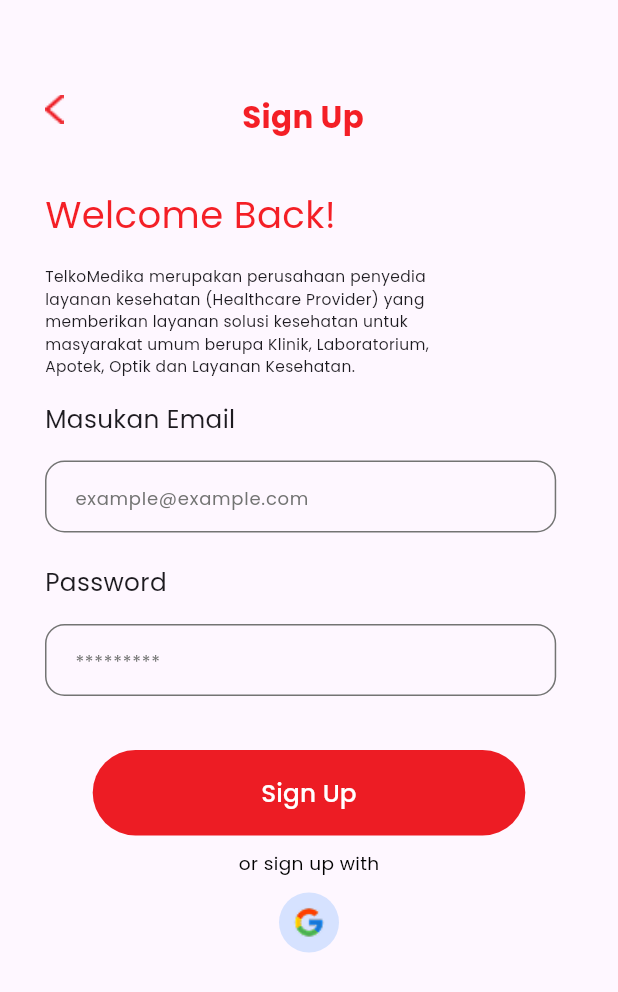
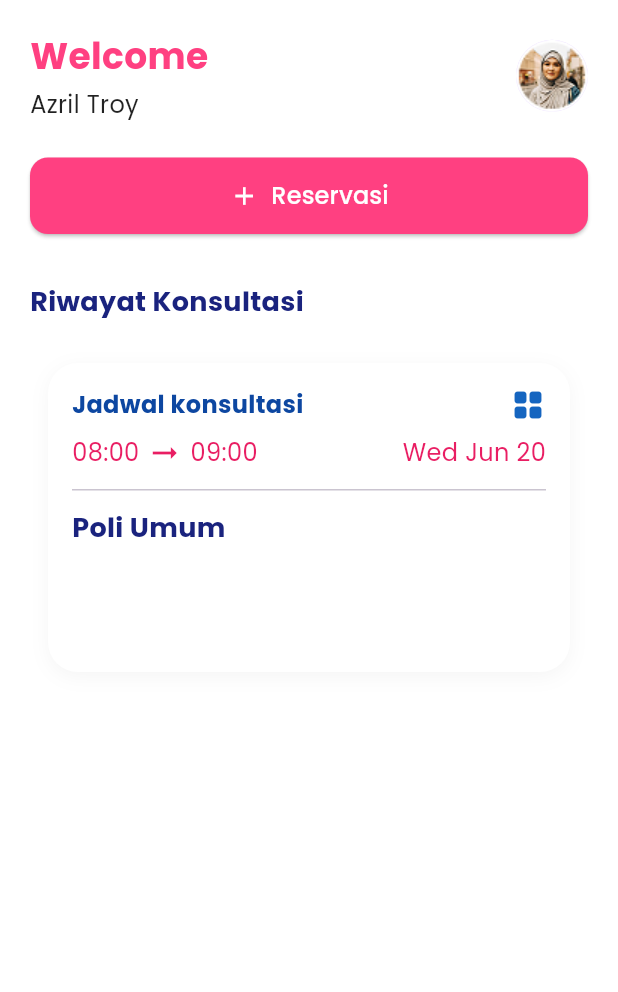
Before and after one commit to Rayazka/TelkomedikaApp, a Flutter app: the LoginPage screen opened directly, after a tap on "Log In", on a phone screen of 412 x 824 dp. Shown: the top 992 px of the screen. Run offline on Flutter 3.47's test engine with Material 3 defaults, Android fonts, the phone set to English and light mode, and no system bars; our stand-ins replace firebase_core; accounts and stored records are empty.

Commit message:
reservasi & riwayat & home

```diff
--- a/lib/app/modules/auth/views/login_page_views.dart
+++ b/lib/app/modules/auth/views/login_page_views.dart
@@ -4,6 +4,7 @@ import 'package:flutter/services.dart';
 import 'signup_page_views.dart';
 import 'package:telkomedika_app/app/modules/get_started/views/get_start_page.dart';
 import 'package:telkomedika_app/app/widgets/button_widget.dart';
+import 'package:telkomedika_app/app/modules/home/views/home_page_views.dart';
 
 class LoginPage extends StatelessWidget {
   const LoginPage({super.key});
@@ -191,8 +192,7 @@ class LoginPage extends StatelessWidget {
                         onPressed: () {
                           Navigator.push(
                             context,
-                            MaterialPageRoute(
-                                builder: (context) => SignUpPage()),
+                            MaterialPageRoute(builder: (context) => HomePage()),
                           );
                         }),
                   ),
--- a/lib/app/modules/auth/views/signup_page_views.dart
+++ b/lib/app/modules/auth/views/signup_page_views.dart
@@ -4,6 +4,7 @@ import 'package:flutter/services.dart';
 import 'login_page_views.dart';
 import 'package:telkomedika_app/app/modules/get_started/views/get_start_page.dart';
 import 'package:telkomedika_app/app/widgets/button_widget.dart';
+import 'package:telkomedika_app/app/modules/reservation/views/reservation_form_views.dart';
 
 class SignUpPage extends StatelessWidget {
   const SignUpPage({super.key});
@@ -192,7 +193,7 @@ class SignUpPage extends StatelessWidget {
                           Navigator.push(
                             context,
                             MaterialPageRoute(
-                                builder: (context) => LoginPage()),
+                                builder: (context) => ReservationForm()),
                           );
                         }),
                   ),
--- /dev/null
+++ b/lib/app/modules/home/views/home_page_views.dart
@@ -0,0 +1,144 @@
+import 'package:flutter/material.dart';
+
+class HomePage extends StatefulWidget {
+  const HomePage({super.key});
+
+  @override
+  State<HomePage> createState() => _HomePageState();
+}
+
+class _HomePageState extends State<HomePage> {
+  @override
+  Widget build(BuildContext context) {
+    return Scaffold(
+      backgroundColor: Colors.white,
+      body: SafeArea(
+        child: SingleChildScrollView(
+          padding: EdgeInsets.all(20),
+          child: Column(
+            crossAxisAlignment: CrossAxisAlignment.start,
+            children: [
+              Row(
+                mainAxisAlignment: MainAxisAlignment.spaceBetween,
+                children: [
+                  Column(
+                    crossAxisAlignment: CrossAxisAlignment.start,
+                    children: [
+                      Text("Welcome",
+                          style: TextStyle(
+                              fontSize: 24,
+                              fontWeight: FontWeight.bold,
+                              color: Colors.pinkAccent)),
+                      SizedBox(height: 4),
+                      Text("Azril Troy",
+                          style: TextStyle(
+                              fontSize: 16,
+                              fontWeight: FontWeight.w400,
+                              color: Colors.black87)),
+                    ],
+                  ),
+                  CircleAvatar(
+                    backgroundImage: AssetImage("assets/images/profile.png"),
+                    radius: 24,
+                  ),
+                ],
+              ),
+              SizedBox(height: 24),
+              ElevatedButton.icon(
+                onPressed: () {},
+                icon: Icon(
+                  Icons.add,
+                  size: 20,
+                  color: Colors.white,
+                ),
+                label: Text("Reservasi",
+                    style: TextStyle(fontSize: 16, color: Colors.white)),
+                style: ElevatedButton.styleFrom(
+                  backgroundColor: Colors.pinkAccent,
+                  padding: EdgeInsets.symmetric(vertical: 14),
+                  shape: RoundedRectangleBorder(
+                    borderRadius: BorderRadius.circular(12),
+                  ),
+                  minimumSize: Size(double.infinity, 48),
+                ),
+              ),
+              SizedBox(height: 32),
+              Text(
+                "Riwayat Konsultasi",
+                style: TextStyle(
+                  fontSize: 18,
+                  fontWeight: FontWeight.w600,
+                  color: Colors.indigo[900],
+                ),
+              ),
+              SizedBox(height: 16),
+              Container(
+                  height: MediaQuery.of(context).size.height * 0.25,
+                  width: MediaQuery.of(context).size.width * 1,
+                  margin: const EdgeInsets.all(12),
+                  padding: const EdgeInsets.all(16),
+                  decoration: BoxDecoration(
+                    color: Colors.white,
+                    borderRadius: BorderRadius.circular(20),
+                    boxShadow: [
+                      BoxShadow(
+                        color: Colors.grey.withOpacity(0.1),
+                        blurRadius: 10,
+                        offset: const Offset(0, 3),
+                      )
+                    ],
+                  ),
+                  child: Column(
+                      crossAxisAlignment: CrossAxisAlignment.start,
+                      children: [
+                        Row(
+                          mainAxisAlignment: MainAxisAlignment.spaceBetween,
+                          children: [
+                            Text("Jadwal konsultasi",
+                                style: TextStyle(
+                                    fontSize: 16,
+                                    fontWeight: FontWeight.bold,
+                                    color: Colors.blue[900])),
+                            Icon(Icons.grid_view_rounded,
+                                color: Colors.blue[800]),
+                          ],
+                        ),
+                        const SizedBox(height: 8),
+                        Row(
+                          mainAxisAlignment: MainAxisAlignment.spaceBetween,
+                          children: const [
+                            Row(
+                              children: [
+                                Text("08:00",
+                                    style: TextStyle(
+                                        fontSize: 16, color: Colors.pink)),
+                                SizedBox(width: 5),
+                                Icon(Icons.arrow_right_alt, color: Colors.pink),
+                                SizedBox(width: 5),
+                                Text("09:00",
+                                    style: TextStyle(
+                                        fontSize: 16, color: Colors.pink)),
+                              ],
+                            ),
+                            Text("Wed Jun 20",
+                                style: TextStyle(
+                                    fontSize: 16, color: Colors.pink)),
+                          ],
+                        ),
+                        const Divider(height: 25, thickness: 1),
+                        Text(
+                          'Poli Umum',
+                          style: TextStyle(
+                            fontSize: 18,
+                            fontWeight: FontWeight.bold,
+                            color: Colors.indigo[900],
+                          ),
+                        ),
+                      ]))
+            ],
+          ),
+        ),
+      ),
+    );
+  }
+}
--- a/pubspec.yaml
+++ b/pubspec.yaml
@@ -14,6 +14,7 @@ dependencies:
   firebase_core: ^3.13.0
   firebase_auth: ^5.5.2
   cloud_firestore: ^5.6.6
+  intl: ^0.18.1
 
 dev_dependencies:
   flutter_test:
```
Also changed, not shown: lib/app/modules/reservation/views/reservation_form_views.dart (added, +228 -0 lines), lib/app/modules/reservation/views/riwayat_views.dart (added, +162 -0 lines), assets/images/dokter1.png (added), assets/images/profile.png (added), pubspec.lock, 4 other files.
